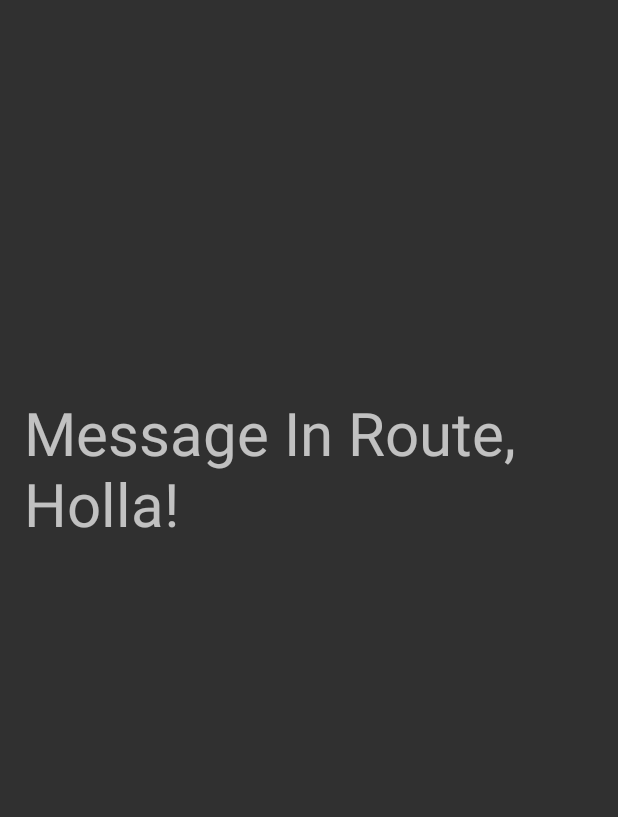
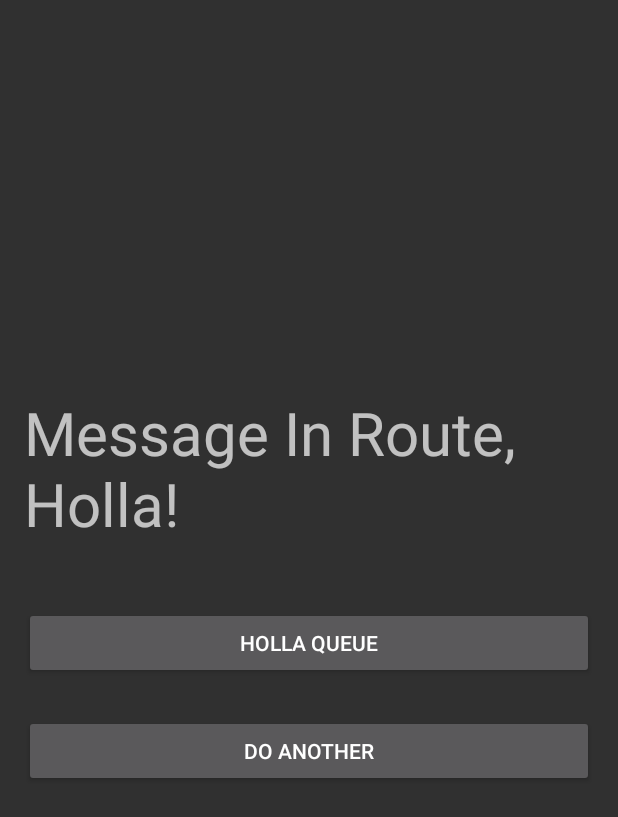
Before and after one commit to cyazbek/holla, an Android app: the DoneActivity screen opened directly, with no data from a screen before it, on a phone screen of 412 x 824 dp. Shown: the top 817 px of the screen. Run offline under Robolectric (Android 15) with nearby library versions, the phone set to English and light mode, and no system bars.

Commit message:
In Progress for demo

```diff
--- a/Holla/app/src/main/java/com/chrisyazbek/holla/ContactActivity.java
+++ b/Holla/app/src/main/java/com/chrisyazbek/holla/ContactActivity.java
@@ -92,9 +92,6 @@ public class ContactActivity extends AppCompatActivity {
                     pCur.close();
                 }
             }
-//            for(int i = 0 ; i < KKList.size(); i++){
-//                movies.add(KKList.get(i).getName());
-//            }
         }
     }
 }
--- a/Holla/app/src/main/java/com/chrisyazbek/holla/DoneActivity.java
+++ b/Holla/app/src/main/java/com/chrisyazbek/holla/DoneActivity.java
@@ -1,7 +1,12 @@
 package com.chrisyazbek.holla;
 
+import android.content.Intent;
 import android.support.v7.app.AppCompatActivity;
 import android.os.Bundle;
+import android.view.View;
+import android.widget.Button;
+import android.widget.EditText;
+import android.widget.Toast;
 
 public class DoneActivity extends AppCompatActivity {
 
@@ -9,5 +14,26 @@ public class DoneActivity extends AppCompatActivity {
     protected void onCreate(Bundle savedInstanceState) {
         super.onCreate(savedInstanceState);
         setContentView(R.layout.activity_done);
+
+
+        Button doneB = (Button) findViewById(R.id.hollazButtonDone);
+        doneB.setOnClickListener(new View.OnClickListener() {
+            @Override
+            public void onClick(View view) {
+
+                Intent intent = new Intent(DoneActivity.this, HollaAtActivity.class);
+                startActivity(intent);
+            }
+        });
+
+        Button anotherB = (Button) findViewById(R.id.anotherHolla);
+        anotherB.setOnClickListener(new View.OnClickListener() {
+            @Override
+            public void onClick(View view) {
+
+                Intent intent = new Intent(DoneActivity.this, FavActivity.class);
+                startActivity(intent);
+            }
+        });
     }
 }
--- a/Holla/app/src/main/java/com/chrisyazbek/holla/HollaAtActivity.java
+++ b/Holla/app/src/main/java/com/chrisyazbek/holla/HollaAtActivity.java
@@ -34,9 +34,7 @@ public class HollaAtActivity extends AppCompatActivity {
             {
                 String selectedContact = ((ContactLocation)contactLoc.get(position)).Location;
 
-                //Intent intent = new Intent(ContactActivity.this, Location2Activity.class);
-                //intent.putExtra("contact",selectedContact);
-                //startActivity(intent);
+
             }
         });
     }
--- a/Holla/app/src/main/java/com/chrisyazbek/holla/Location2Activity.java
+++ b/Holla/app/src/main/java/com/chrisyazbek/holla/Location2Activity.java
@@ -71,7 +71,7 @@ public class Location2Activity extends AppCompatActivity {
             public void onClick(View view) {
                 Toast.makeText(getApplicationContext(),number, Toast.LENGTH_SHORT).show();
 
-                Intent intent = new Intent(Location2Activity.this, HollaAtActivity.class);
+                Intent intent = new Intent(Location2Activity.this, DoneActivity.class);
                 Notifyer.getInstance().AddNotifier(number,"Hospital");
                 startActivity(intent);
             }
--- a/Holla/app/src/main/res/layout/activity_done.xml
+++ b/Holla/app/src/main/res/layout/activity_done.xml
@@ -19,4 +19,23 @@
         android:layout_marginTop="245dp"
         android:id="@+id/textView3"
         android:textSize="40sp" />
+
+    <Button
+        android:text="Holla Queue"
+        android:layout_width="match_parent"
+        android:layout_height="wrap_content"
+        android:layout_below="@+id/textView3"
+        android:layout_marginTop="42dp"
+        android:id="@+id/hollazButtonDone"
+        android:layout_alignParentStart="true" />
+
+    <Button
+        android:text="Do Another"
+        android:layout_width="wrap_content"
+        android:layout_height="wrap_content"
+        android:layout_below="@+id/hollazButtonDone"
+        android:layout_alignParentStart="true"
+        android:layout_marginTop="24dp"
+        android:id="@+id/anotherHolla"
+        android:layout_alignParentEnd="true" />
 </RelativeLayout>
```
